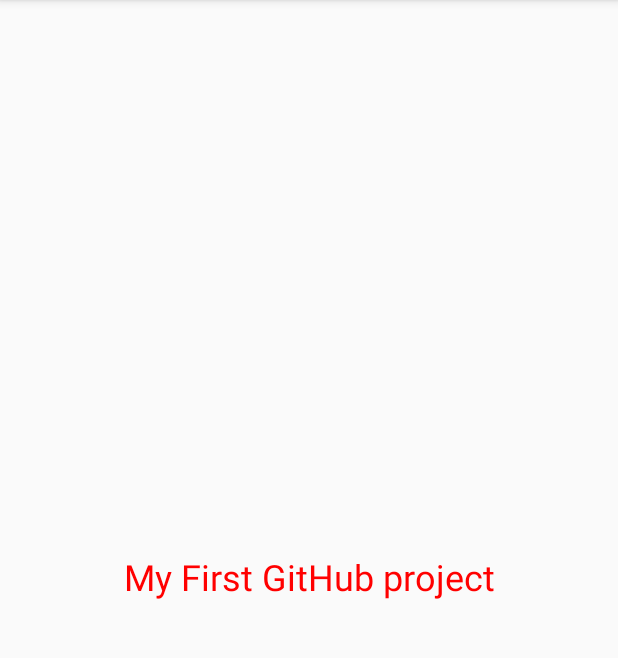
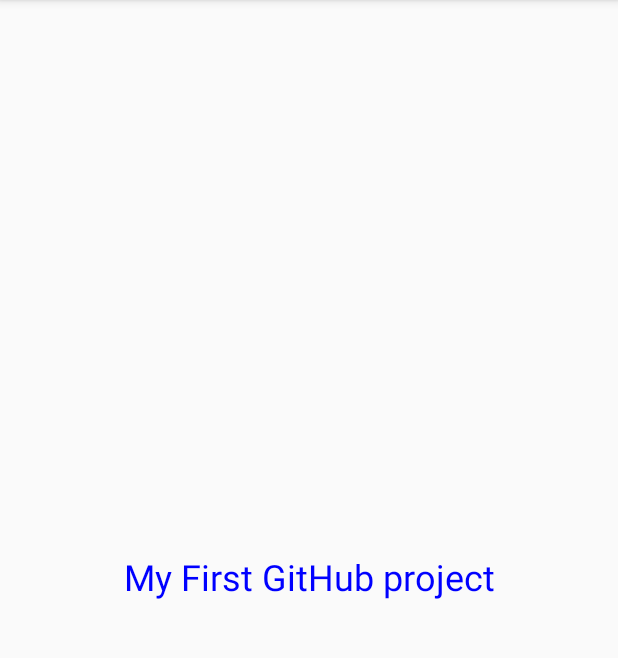
Before and after one commit to nkmj78/And47_Git, an Android app: the screen it shows after launch (MainActivity), on a phone screen of 412 x 824 dp, the part 84-742 px from its top. Run offline under Robolectric (Android 15) with nearby library versions, the phone set to English and light mode, and no system bars.

Commit message:
Update MainActivity.java
택스트 색깔을 파랑색으로 바꿈

```diff
--- a/app/src/main/java/edu/android/and47_git/MainActivity.java
+++ b/app/src/main/java/edu/android/and47_git/MainActivity.java
@@ -16,6 +16,7 @@ public class MainActivity extends AppCompatActivity {
         textView=findViewById(R.id.textView);
         textView.setText("My First GitHub project");
         textView.setTextSize(24);
-        textView.setTextColor(Color.RED);
+        textView.setTextColor(Color.BLUE);
+
     }
 }
```
